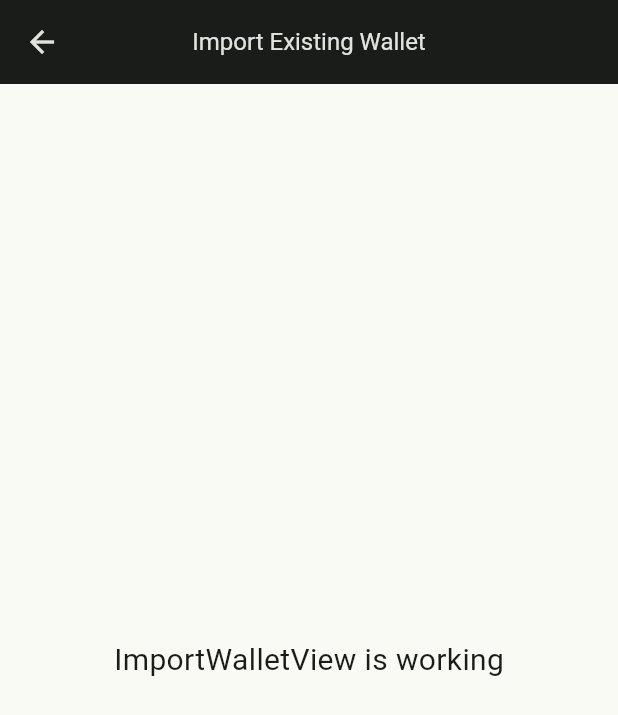
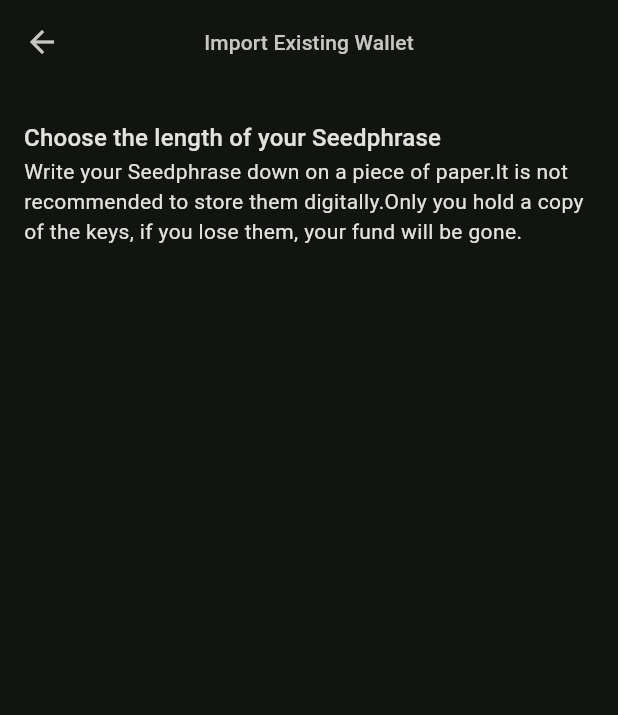
Before and after one commit to maxb3r/paranoid-wallet, a Flutter app: the screen it shows after launch, after a tap on "I already have one", on a phone screen of 412 x 824 dp. Shown: the top 715 px of the screen. Run offline on Flutter 3.47's test engine with Material 2 defaults, Android fonts, the phone set to English and light mode, and no system bars; our stand-ins replace get.

Commit message:
Refactored the theme in main.dart

```diff
--- a/lib/app/modules/home/views/home_view.dart
+++ b/lib/app/modules/home/views/home_view.dart
@@ -17,7 +17,6 @@ class HomeView extends GetView<HomeController> {
   Widget build(BuildContext context) {
     return Scaffold(
       body: Container(
-        color: darkColorScheme.background,
         child: Column(
           mainAxisAlignment: MainAxisAlignment.center,
           crossAxisAlignment: CrossAxisAlignment.center,
@@ -27,7 +26,7 @@ class HomeView extends GetView<HomeController> {
               width: 246,
               height: 508,
             ),
-            SizedBox(height: 20),
+            SizedBox(height: 24),
              Text(
               'Paranoid Wallet',
               style: TextStyle(
--- a/lib/app/modules/import_wallet/controllers/import_wallet_controller.dart
+++ b/lib/app/modules/import_wallet/controllers/import_wallet_controller.dart
@@ -1,7 +1,13 @@
 import 'package:get/get.dart';
+
+
+
 
 class ImportWalletController extends GetxController {
   //TODO: Implement ImportWalletController
+
+   // Your controller logic here
+
 
   final count = 0.obs;
   @override
--- a/lib/app/modules/import_wallet/views/import_wallet_view.dart
+++ b/lib/app/modules/import_wallet/views/import_wallet_view.dart
@@ -10,24 +10,34 @@ class ImportWalletView extends GetView<ImportWalletController> {
   @override
   Widget build(BuildContext context) {
     return Scaffold(
-      appBar: AppBar(
-        title: const Text('Import Existing Wallet'),
+      appBar: AppBar (
+        title: Text('Import Existing Wallet', style: Theme.of(context).textTheme.titleSmall),
         centerTitle: true,
-        backgroundColor: darkColorScheme.background,
-        titleTextStyle: TextStyle(color: darkColorScheme.onBackground, fontSize: 16),
-        leading: IconButton(
-          icon: Icon(Icons.arrow_back),
-          color: darkColorScheme.onBackground, // Change the color here.
-          onPressed: () {
-            // Add your back button functionality here.
-            Get.back();
-          },
-        ),
       ),
-      body: const Center(
-        child: Text(
-          'ImportWalletView is working',
-          style: TextStyle(fontSize: 20),
+      body: Padding(
+        padding: const EdgeInsets.only(left: 16.0,  right: 16.0),
+        child: Container(
+          child: Column(
+            crossAxisAlignment: CrossAxisAlignment.center,
+            children: [
+              SizedBox(height: 24),
+              Row(
+                children: [
+                  Text(
+                    'Choose the length of your Seedphrase',
+                     style: Theme.of(context).textTheme.titleMedium!.copyWith(color: darkColorScheme.onBackground),
+                  ),
+                ],
+              ),
+               Text(
+                    'Write your Seedphrase down on a piece of paper.'
+                    'It is not recommended to store them digitally.'
+                    'Only you hold a copy of the keys, if you lose them, your fund will be gone.',
+                    softWrap: true,
+                    style: Theme.of(context).textTheme.bodyMedium!.copyWith(color: darkColorScheme.onBackground,),
+                  ),
+                ],
+              ),
         ),
       ),
     );
--- a/lib/main.dart
+++ b/lib/main.dart
@@ -12,8 +12,7 @@ void main() {
       title: "Paranoid Wallet",
       initialRoute: AppPages.INITIAL,
       getPages: AppPages.routes,
-      theme: ThemeData(useMaterial3: true, colorScheme: lightColorScheme),
-      darkTheme: ThemeData(useMaterial3: true, colorScheme: darkColorScheme),
+      theme: ThemeData(useMaterial3: true, colorScheme: darkColorScheme, iconTheme: IconThemeData(color: darkColorScheme.onBackground)),
     ),
   );
 }
```
Also changed, not shown: lib/color_schemes.g.dart.
